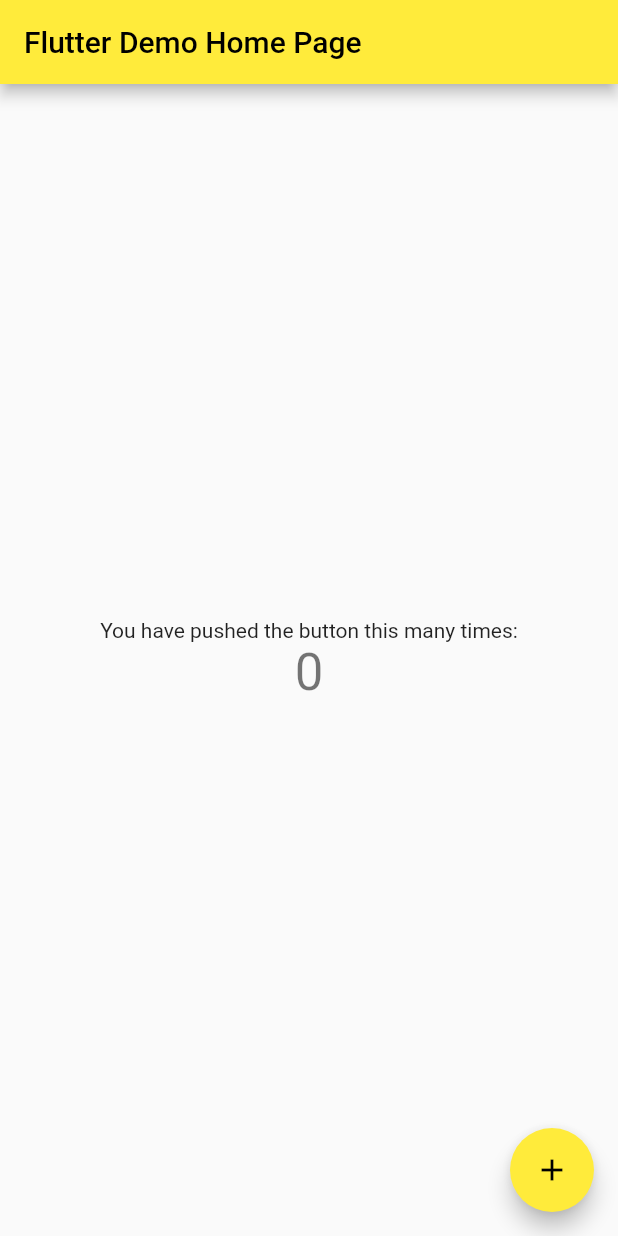
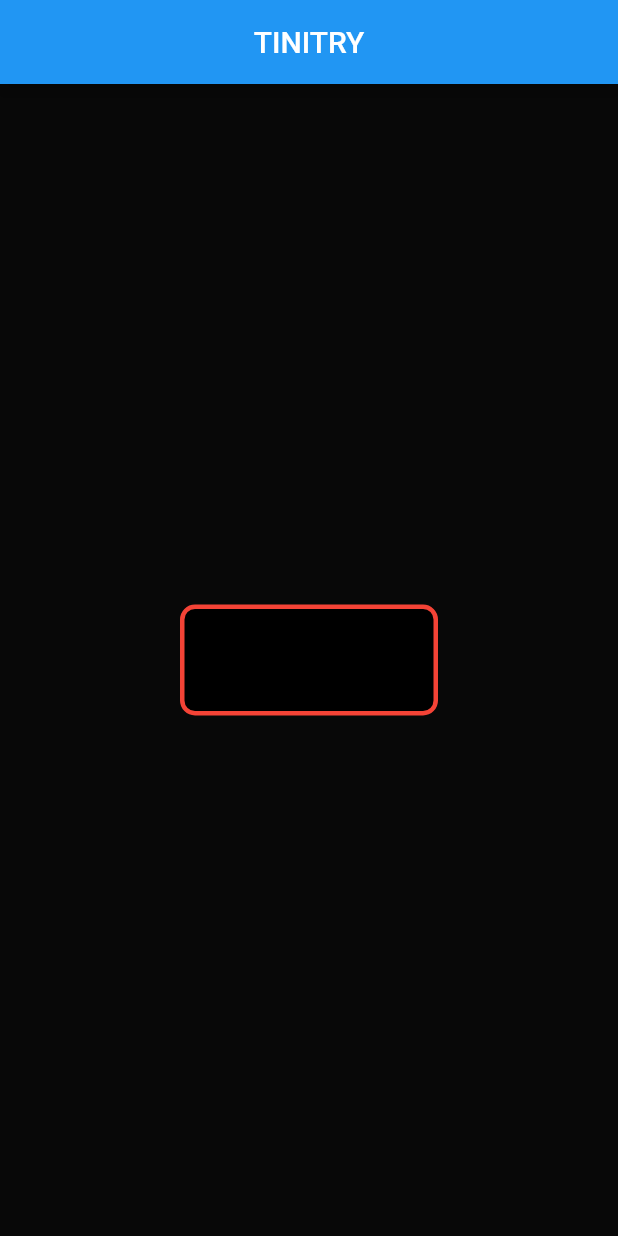
Before and after one commit to IsmaelHK1/Trinity, a Flutter app: the screen it shows after launch, on a phone screen of 412 x 824 dp. Run offline on Flutter 3.47's test engine with Material 2 defaults, Android fonts, the light colour scheme and no system bars.

Commit message:
Page register bient^t fini

```diff
--- a/lib/main.dart
+++ b/lib/main.dart
@@ -1,106 +1,49 @@
 import 'package:flutter/material.dart';
 
 void main() {
-  runApp(const MyApp());
-}
+  var _controller = TextEditingController();
+  runApp(
+    MaterialApp(
+      home: Scaffold(
+        backgroundColor: Color.fromARGB(255, 8, 8, 8),
+        appBar: AppBar(
+          title: const Text('TINITRY'),
+          centerTitle: true,
+        ),
 
-class MyApp extends StatelessWidget {
-  const MyApp({Key? key}) : super(key: key);
+        body: Center(
+         child:
+         Container(
+      margin: EdgeInsets.all(120),
+      padding: EdgeInsets.all(10),
 
-  // This widget is the root of your application.
-  @override
-  Widget build(BuildContext context) {
-    return MaterialApp(
-      title: 'Flutter Demo',
-      theme: ThemeData(
-        primarySwatch: Colors.yellow,
+      decoration: BoxDecoration(
+        color: Colors.black,
+        border: Border.all(
+            color: Colors.red,// set border color
+            width: 3.0),   // set border width
+        borderRadius: BorderRadius.all(
+            Radius.circular(10.0)), // set rounded corner radius
       ),
-      home: const MyHomePage(title: 'Flutter Demo Home Page'),
-    );
-  }
-}
+          child: TextField(
+  controller: _controller,
+  decoration: InputDecoration(
+    hintText: 'Enter a message',
+    suffixIcon: IconButton(
+      onPressed: _controller.clear,
+      icon: Icon(Icons.clear),
 
-class MyHomePage extends StatefulWidget {
-  const MyHomePage({Key? key, required this.title}) : super(key: key);
-
-  // This widget is the home page of your application. It is stateful, meaning
-  // that it has a State object (defined below) that contains fields that affect
-  // how it looks.
-
-  // This class is the configuration for the state. It holds the values (in this
-  // case the title) provided by the parent (in this case the App widget) and
-  // used by the build method of the State. Fields in a Widget subclass are
-  // always marked "final".
-
-  final String title;
-
-  @override
-  State<MyHomePage> createState() => _MyHomePageState();
-}
-
-class _MyHomePageState extends State<MyHomePage> {
-  int _counter = 0;
-
-  void _incrementCounter() {
-    setState(() {
-      // This call to setState tells the Flutter framework that something has
-      // changed in this State, which causes it to rerun the build method below
-      // so that the display can reflect the updated values. If we changed
-      // _counter without calling setState(), then the build method would not be
-      // called again, and so nothing would appear to happen.
-      _counter++;
-    });
-  }
-
-  @override
-  Widget build(BuildContext context) {
-    // This method is rerun every time setState is called, for instance as done
-    // by the _incrementCounter method above.
-    //
-    // The Flutter framework has been optimized to make rerunning build methods
-    // fast, so that you can just rebuild anything that needs updating rather
-    // than having to individually change instances of widgets.
-    return Scaffold(
-      appBar: AppBar(
-        // Here we take the value from the MyHomePage object that was created by
-        // the App.build method, and use it to set our appbar title.
-        title: Text(widget.title),
   ),
-      body: Center(
-        // Center is a layout widget. It takes a single child and positions it
-        // in the middle of the parent.
-        child: Column(
-          // Column is also a layout widget. It takes a list of children and
-          // arranges them vertically. By default, it sizes itself to fit its
-          // children horizontally, and tries to be as tall as its parent.
-          //
-          // Invoke "debug painting" (press "p" in the console, choose the
-          // "Toggle Debug Paint" action from the Flutter Inspector in Android
-          // Studio, or the "Toggle Debug Paint" command in Visual Studio Code)
-          // to see the wireframe for each widget.
-          //
-          // Column has various properties to control how it sizes itself and
-          // how it positions its children. Here we use mainAxisAlignment to
-          // center the children vertically; the main axis here is the vertical
-          // axis because Columns are vertical (the cross axis would be
-          // horizontal).
-          mainAxisAlignment: MainAxisAlignment.center,
-          children: <Widget>[
-            const Text(
-              'You have pushed the button this many times:',
-            ),
-            Text(
-              '$_counter',
-              style: Theme.of(context).textTheme.headline4,
-            ),
-          ],
+      border: InputBorder.none
+    //({BorderSide(color: Colors.red}),
     ),
     ),
-      floatingActionButton: FloatingActionButton(
-        onPressed: _incrementCounter,
-        tooltip: 'Increment',
-        child: const Icon(Icons.add),
-      ), // This trailing comma makes auto-formatting nicer for build methods.
-    );
+  ),
+
+),
+
+
+          ),
+
+  ));
 }
-}
```
Also changed, not shown: 1 other file. Lines whose indentation alone changed are shown as unchanged.
